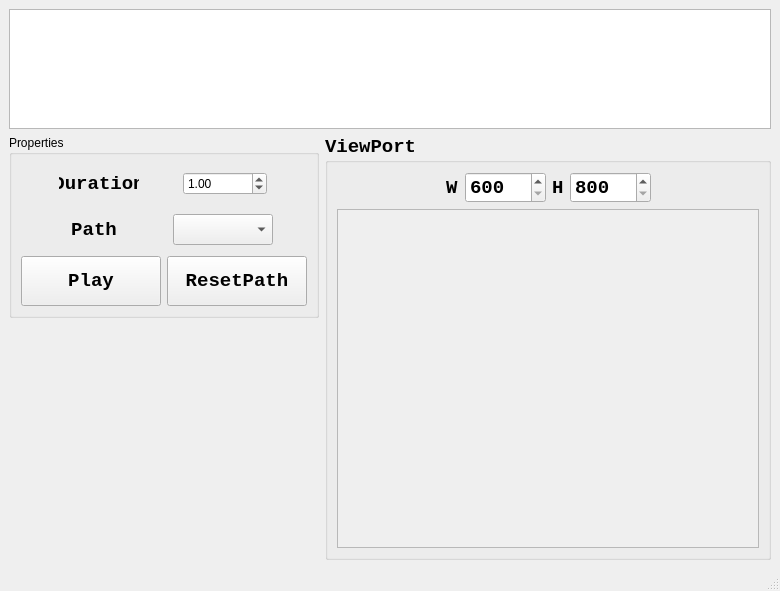
BIGCATDOG/AnimationPreviewer, file mainwindow.ui: the form before one commit.
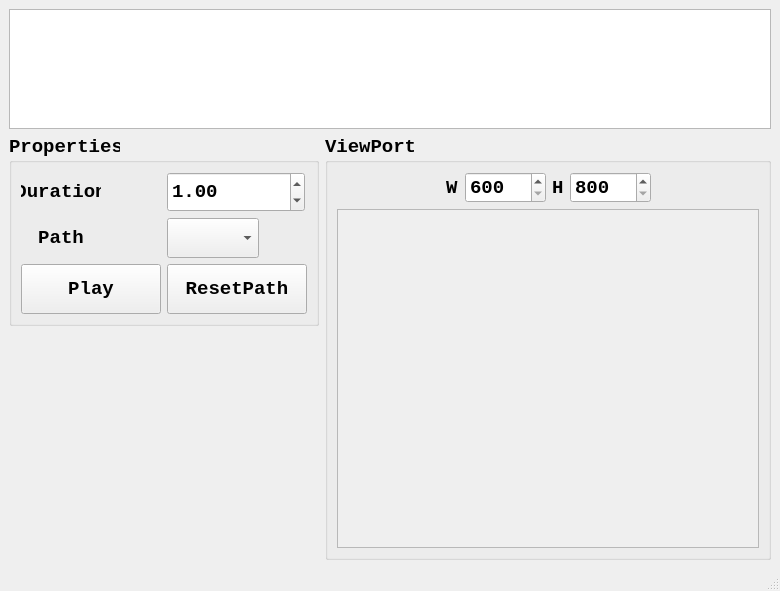
The form after the commit. Custom widgets are drawn as their Qt base class.

Commit message: Ui layout adjust

```diff
--- a/mainwindow.ui
+++ b/mainwindow.ui
@@ -14,7 +14,7 @@
    <string>MainWindow</string>
   </property>
   <widget class="QWidget" name="centralwidget">
-   <layout class="QGridLayout" name="gridLayout_4">
+   <layout class="QGridLayout" name="gridLayout_8">
     <item row="0" column="0" colspan="2">
      <widget class="QListWidget" name="easingCurvePicker">
       <property name="minimumSize">
@@ -35,7 +35,7 @@
      </widget>
     </item>
     <item row="1" column="0">
-     <layout class="QGridLayout" name="gridLayout_6">
+     <layout class="QGridLayout" name="gridLayout_7">
       <item row="0" column="0">
        <widget class="QGroupBox" name="groupBox">
         <property name="minimumSize">
@@ -50,13 +50,23 @@
           <height>16777215</height>
          </size>
         </property>
+        <property name="font">
+         <font>
+          <family>Consolas</family>
+          <pointsize>14</pointsize>
+          <weight>75</weight>
+          <bold>true</bold>
+         </font>
+        </property>
         <property name="title">
          <string>Properties</string>
         </property>
-        <layout class="QGridLayout" name="gridLayout_7">
-         <item row="0" column="0" colspan="2">
+        <layout class="QGridLayout" name="gridLayout_6">
+         <item row="0" column="0">
           <layout class="QGridLayout" name="gridLayout_5">
            <item row="0" column="0">
+            <layout class="QGridLayout" name="gridLayout_3">
+             <item row="0" column="0">
             <widget class="QLabel" name="label_3">
              <property name="minimumSize">
               <size>
@@ -86,7 +96,90 @@
              </property>
             </widget>
            </item>
+             <item row="1" column="0">
+              <widget class="QLabel" name="label">
+               <property name="minimumSize">
+                <size>
+                 <width>80</width>
+                 <height>40</height>
+                </size>
+               </property>
+               <property name="maximumSize">
+                <size>
+                 <width>80</width>
+                 <height>40</height>
+                </size>
+               </property>
+               <property name="font">
+                <font>
+                 <family>Consolas</family>
+                 <pointsize>14</pointsize>
+                 <weight>75</weight>
+                 <bold>true</bold>
+                </font>
+               </property>
+               <property name="text">
+                <string>Path</string>
+               </property>
+               <property name="alignment">
+                <set>Qt::AlignCenter</set>
+               </property>
+              </widget>
+             </item>
+             <item row="2" column="0">
+              <widget class="QPushButton" name="pushButton">
+               <property name="sizePolicy">
+                <sizepolicy hsizetype="Fixed" vsizetype="Fixed">
+                 <horstretch>0</horstretch>
+                 <verstretch>0</verstretch>
+                </sizepolicy>
+               </property>
+               <property name="minimumSize">
+                <size>
+                 <width>140</width>
+                 <height>50</height>
+                </size>
+               </property>
+               <property name="font">
+                <font>
+                 <family>Consolas</family>
+                 <pointsize>14</pointsize>
+                 <weight>75</weight>
+                 <bold>true</bold>
+                </font>
+               </property>
+               <property name="text">
+                <string>Play</string>
+               </property>
+              </widget>
+             </item>
+            </layout>
+           </item>
            <item row="0" column="1">
+            <layout class="QGridLayout" name="gridLayout_4">
+             <item row="1" column="0">
+              <widget class="QComboBox" name="comboBox_pathType">
+               <property name="sizePolicy">
+                <sizepolicy hsizetype="Preferred" vsizetype="Fixed">
+                 <horstretch>0</horstretch>
+                 <verstretch>0</verstretch>
+                </sizepolicy>
+               </property>
+               <property name="minimumSize">
+                <size>
+                 <width>80</width>
+                 <height>40</height>
+                </size>
+               </property>
+               <property name="maximumSize">
+                <size>
+                 <width>92</width>
+                 <height>16777215</height>
+                </size>
+               </property>
+              </widget>
+             </item>
+             <item row="0" column="0">
             <widget class="QDoubleSpinBox" name="doubleSpinBox">
              <property name="sizePolicy">
               <sizepolicy hsizetype="Fixed" vsizetype="Fixed">
@@ -94,6 +187,12 @@
                <verstretch>0</verstretch>
               </sizepolicy>
              </property>
+               <property name="minimumSize">
+                <size>
+                 <width>80</width>
+                 <height>40</height>
+                </size>
+               </property>
              <property name="minimum">
               <double>0.000000000000000</double>
              </property>
@@ -108,92 +207,7 @@
              </property>
             </widget>
            </item>
-          </layout>
-         </item>
-         <item row="1" column="0" colspan="2">
-          <layout class="QGridLayout" name="gridLayout_3">
-           <item row="0" column="0">
-            <widget class="QLabel" name="label">
-             <property name="minimumSize">
-              <size>
-               <width>80</width>
-               <height>40</height>
-              </size>
-             </property>
-             <property name="maximumSize">
-              <size>
-               <width>80</width>
-               <height>40</height>
-              </size>
-             </property>
-             <property name="font">
-              <font>
-               <family>Consolas</family>
-               <pointsize>14</pointsize>
-               <weight>75</weight>
-               <bold>true</bold>
-              </font>
-             </property>
-             <property name="text">
-              <string>Path</string>
-             </property>
-             <property name="alignment">
-              <set>Qt::AlignCenter</set>
-             </property>
-            </widget>
-           </item>
-           <item row="0" column="1">
-            <widget class="QComboBox" name="comboBox_pathType">
-             <property name="sizePolicy">
-              <sizepolicy hsizetype="Preferred" vsizetype="Fixed">
-               <horstretch>0</horstretch>
-               <verstretch>0</verstretch>
-              </sizepolicy>
-             </property>
-             <property name="minimumSize">
-              <size>
-               <width>100</width>
-               <height>31</height>
-              </size>
-             </property>
-             <property name="maximumSize">
-              <size>
-               <width>92</width>
-               <height>16777215</height>
-              </size>
-             </property>
-            </widget>
-           </item>
-          </layout>
-         </item>
          <item row="2" column="0">
-          <widget class="QPushButton" name="pushButton">
-           <property name="sizePolicy">
-            <sizepolicy hsizetype="Fixed" vsizetype="Fixed">
-             <horstretch>0</horstretch>
-             <verstretch>0</verstretch>
-            </sizepolicy>
-           </property>
-           <property name="minimumSize">
-            <size>
-             <width>140</width>
-             <height>50</height>
-            </size>
-           </property>
-           <property name="font">
-            <font>
-             <family>Consolas</family>
-             <pointsize>14</pointsize>
-             <weight>75</weight>
-             <bold>true</bold>
-            </font>
-           </property>
-           <property name="text">
-            <string>Play</string>
-           </property>
-          </widget>
-         </item>
-         <item row="2" column="1">
           <widget class="QPushButton" name="pushButton_2">
            <property name="minimumSize">
             <size>
@@ -215,6 +229,10 @@
           </widget>
          </item>
         </layout>
+           </item>
+          </layout>
+         </item>
+        </layout>
        </widget>
       </item>
       <item row="1" column="0">
@@ -225,7 +243,7 @@
         <property name="sizeHint" stdset="0">
          <size>
           <width>20</width>
-          <height>40</height>
+          <height>195</height>
          </size>
         </property>
        </spacer>
```
Lines whose indentation alone changed are shown as unchanged.
